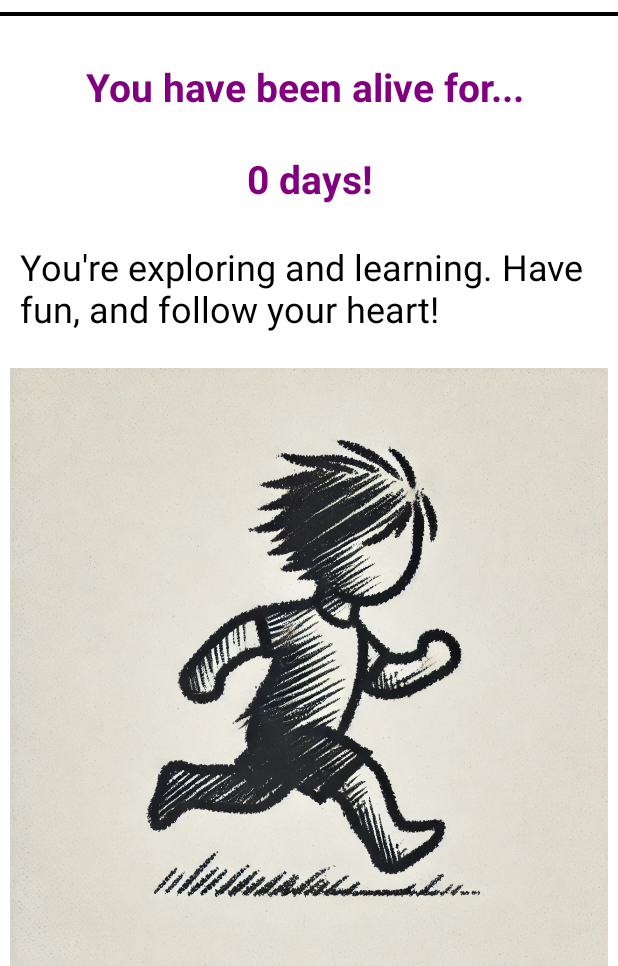
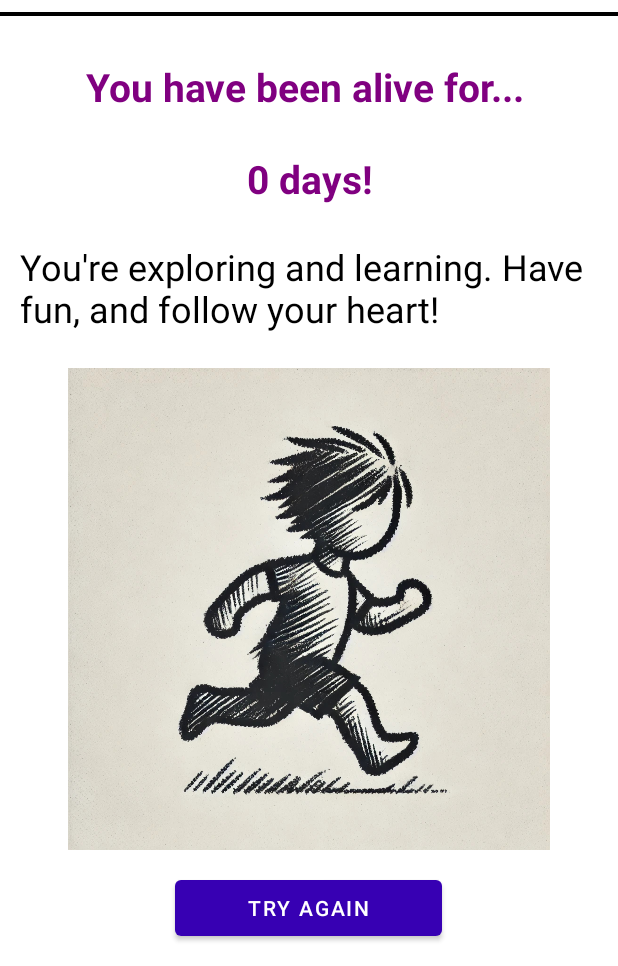
Before and after one commit to Paul-Franklin-student-programs/DaysAlive, an Android app: the screen it shows after launch (MainActivity), after a tap on "CALCULATE DAYS", on a phone screen of 412 x 824 dp, the part 270-1236 px from its top. Run offline under Robolectric (Android 15) with nearby library versions, the phone set to English and light mode, and no system bars; 5 statements that could not run were skipped.

Commit message:
fixed issues with visibility of images and the 'Try Again' button

```diff
--- a/app/src/main/java/Calculations.kt
+++ b/app/src/main/java/Calculations.kt
@@ -17,7 +17,7 @@
                 in 0..3652 -> "You're exploring and learning. Have fun, and follow your heart!" // 0 - 9 years
                 in 3653..7304 -> "You're learning responsibility and finding out who you are. Be bold and free!" // 10 - 19 years
                 in 7305..10957 -> "Enjoy your new freedoms and make plans for the future!" // 20 - 29 years
-                in 10958..14609 -> "Friends, family, romance, and everything in between!" // 30 - 39 years
+                in 10958..14609 -> "Friends, family, romance, independence, prosperity, and everything in between!" // 30 - 39 years
                 in 14610..18262 -> "You inspire others with your success as you achieve your dreams!" // 40 - 49 years
                 in 18263..21914 -> "Your wisdom drives your accomplishments, and your compassion fuels your relationships." // 50 - 59 years
                 in 21915..25567 -> "Reflecting on a life well lived, with excitement for what's to come!" // 60 - 69 years
--- a/app/src/main/res/layout/activity_main.xml
+++ b/app/src/main/res/layout/activity_main.xml
@@ -143,7 +143,8 @@
         android:id="@+id/age_0_9"
         android:visibility="gone"
         android:layout_width="match_parent"
-        android:layout_height="wrap_content"
+            android:layout_height="0dp"
+            android:layout_weight="1"
         android:src="@drawable/age_0_9"
         android:contentDescription="@string/running_child"
         android:scaleType="fitCenter"
@@ -154,7 +155,8 @@
         android:id="@+id/age_10_19"
         android:visibility="gone"
         android:layout_width="match_parent"
-        android:layout_height="wrap_content"
+            android:layout_height="0dp"
+            android:layout_weight="1"
         android:src="@drawable/age_10_19"
         android:contentDescription="@string/teen_riding_bike"
         android:scaleType="fitCenter"
@@ -165,7 +167,8 @@
         android:id="@+id/age_20_29"
         android:visibility="gone"
         android:layout_width="match_parent"
-        android:layout_height="wrap_content"
+            android:layout_height="0dp"
+            android:layout_weight="1"
         android:src="@drawable/age_20_29"
         android:contentDescription="@string/man_rock_climbing"
         android:scaleType="fitCenter"
@@ -176,7 +179,8 @@
         android:id="@+id/age_30_39"
         android:visibility="gone"
         android:layout_width="match_parent"
-        android:layout_height="wrap_content"
+            android:layout_height="0dp"
+            android:layout_weight="1"
         android:src="@drawable/age_30_39"
         android:contentDescription="@string/man_standing_tall"
         android:scaleType="fitCenter"
@@ -187,7 +191,8 @@
         android:id="@+id/age_40_49"
         android:visibility="gone"
         android:layout_width="match_parent"
-        android:layout_height="wrap_content"
+            android:layout_height="0dp"
+            android:layout_weight="1"
         android:src="@drawable/age_40_49"
         android:contentDescription="@string/corporate_person"
         android:scaleType="fitCenter"
@@ -198,7 +203,8 @@
         android:id="@+id/age_50_59"
         android:visibility="gone"
         android:layout_width="match_parent"
-        android:layout_height="wrap_content"
+            android:layout_height="0dp"
+            android:layout_weight="1"
         android:src="@drawable/age_50_59"
         android:contentDescription="@string/man_meditating"
         android:scaleType="fitCenter"
@@ -209,7 +215,8 @@
         android:id="@+id/age_60_69"
         android:visibility="gone"
         android:layout_width="match_parent"
-        android:layout_height="wrap_content"
+            android:layout_height="0dp"
+            android:layout_weight="1"
         android:src="@drawable/age_60_69"
         android:contentDescription="@string/person_reading_book"
         android:scaleType="fitCenter"
@@ -220,7 +227,8 @@
         android:id="@+id/age_70_79"
         android:visibility="gone"
         android:layout_width="match_parent"
-        android:layout_height="wrap_content"
+            android:layout_height="0dp"
+            android:layout_weight="1"
         android:src="@drawable/age_70_79"
         android:contentDescription="@string/man_going_for_jog"
         android:scaleType="fitCenter"
@@ -231,7 +239,8 @@
         android:id="@+id/age_80_89"
         android:visibility="gone"
         android:layout_width="match_parent"
-        android:layout_height="wrap_content"
+            android:layout_height="0dp"
+            android:layout_weight="1"
         android:src="@drawable/age_80_89"
         android:contentDescription="@string/running_child"
         android:scaleType="fitCenter"
@@ -242,7 +251,8 @@
         android:id="@+id/age_90_99"
         android:visibility="gone"
         android:layout_width="match_parent"
-        android:layout_height="wrap_content"
+            android:layout_height="0dp"
+            android:layout_weight="1"
         android:src="@drawable/age_90_99"
         android:contentDescription="@string/old_person_with_family"
         android:scaleType="fitCenter"
```
Also changed, not shown: app/src/main/java/MainActivity.kt (+16 -0 lines), app/src/main/res/drawable/age_40_49.jpg.
